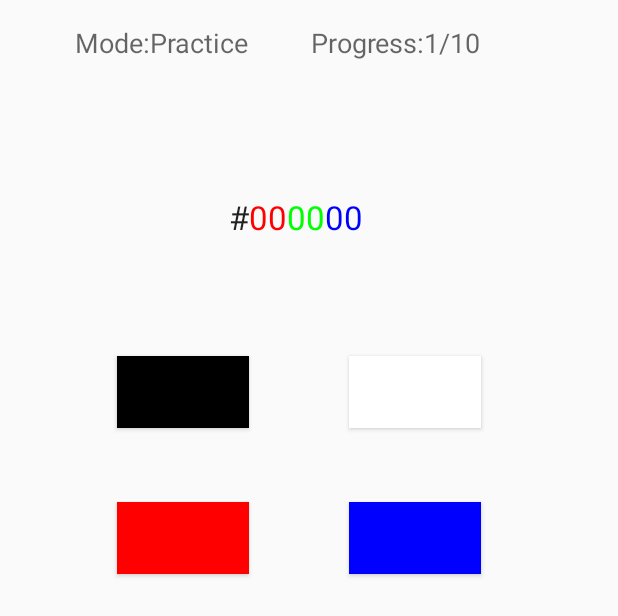
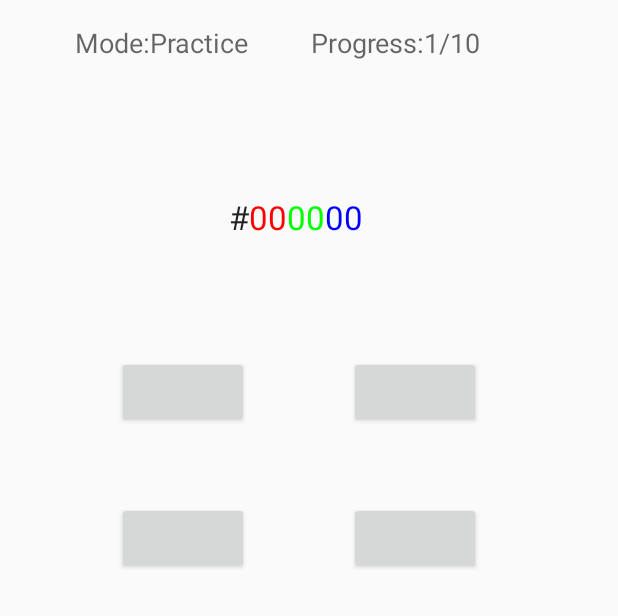
Before and after one commit to AkihiroTokai/ColorCodeQuiz_old, an Android app: the layout activity_main.xml on its own in the app's theme, with its tools: preview values and no code run, on a phone screen of 412 x 824 dp. Shown: the top 616 px of the screen. Run offline under Robolectric (Android 15) with nearby library versions, the phone set to English and light mode, and no system bars.

Commit message:
Changed:SetBackGroundColor

```diff
--- a/app/src/main/java/com/example/owner/colorcodequiz/MainActivity.java
+++ b/app/src/main/java/com/example/owner/colorcodequiz/MainActivity.java
@@ -41,6 +41,11 @@ public class MainActivity extends ActionBarActivity {
         TextView red = (TextView) findViewById(R.id.red);
         TextView green = (TextView) findViewById(R.id.green);
         TextView blue = (TextView) findViewById(R.id.blue);
+
+         answer1.setBackgroundColor(Color.parseColor("#000000"));
+         answer2.setBackgroundColor(Color.parseColor("#ffffff"));
+         answer3.setBackgroundColor(Color.parseColor("#ff0000"));
+         answer4.setBackgroundColor(Color.parseColor("#00ffff"));
     }
     public void select1(View view) {
         if (check_answer == 1) {
--- a/app/src/main/res/layout/activity_main.xml
+++ b/app/src/main/res/layout/activity_main.xml
@@ -85,9 +85,9 @@
         android:layout_below="@+id/tag"
         android:layout_toLeftOf="@+id/progress"
         android:layout_toStartOf="@+id/progress"
-        android:background="#000000"
         android:singleLine="true"
-        android:onClick="select1" />
+        android:onClick="select1"
+        android:clickable="false" />
 
     <Button
         android:layout_width="wrap_content"
@@ -96,7 +96,6 @@
         android:layout_alignTop="@+id/answer1"
         android:layout_alignRight="@+id/progress"
         android:layout_alignEnd="@+id/progress"
-        android:background="#ffffffff"
         android:onClick="select2" />
 
     <Button
@@ -104,7 +103,6 @@
         android:layout_height="wrap_content"
         android:id="@+id/answer3"
         android:layout_marginTop="49dp"
-        android:background="#ff0000"
         android:layout_below="@+id/answer1"
         android:layout_alignLeft="@+id/answer1"
         android:layout_alignStart="@+id/answer1"
@@ -115,10 +113,10 @@
         android:layout_height="wrap_content"
         android:id="@+id/answer4"
         android:singleLine="false"
-        android:background="#0000ff"
         android:onClick="select4"
         android:layout_alignTop="@+id/answer3"
-        android:layout_alignStart="@+id/answer2" />
+        android:layout_alignStart="@+id/answer2"
+        android:clickable="true" />
 
     <ImageView
         android:layout_width="wrap_content"
```
